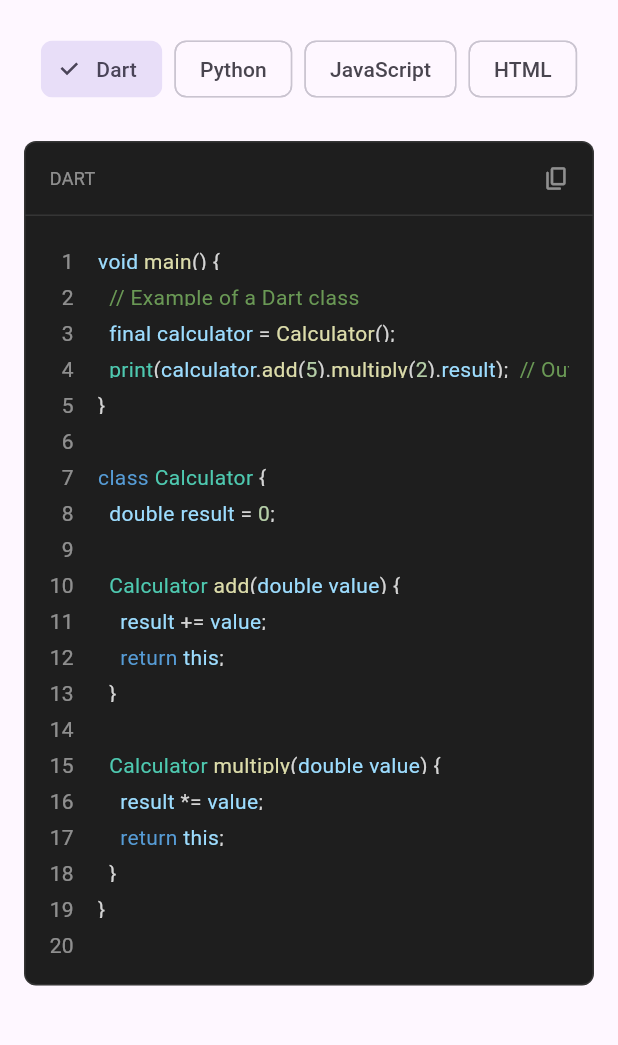
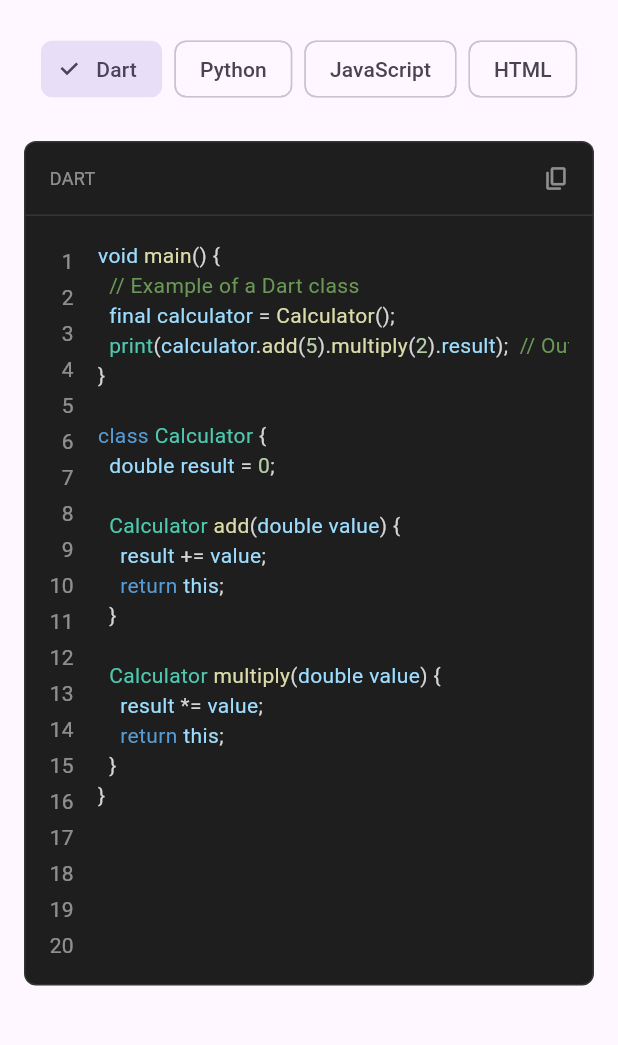
Before and after one commit to wqjuser/universal_code_viewer, a Flutter app: the screen it shows after launch, on a phone screen of 412 x 824 dp, the part 63-1108 px from its top. Run offline on Flutter 3.47's test engine with Material 3 defaults, Android fonts, the phone set to English and light mode, and no system bars; our stand-ins replace plugin_platform_interface, string_scanner, web.

Commit message:
refactor(lib): 重构 UniversalCodeViewer 组件
- 拆分 _buildHighlightedLine 方法，创建新的 _buildHeader、_buildLineNumbers 和 _buildCodeContent 方法- 优化代码结构，提高可读性和可维护性
- 使用 SelectableText.rich 组件包装所有代码内容，提升用户体验

````diff
--- a/lib/src/universal_code_viewer.dart
+++ b/lib/src/universal_code_viewer.dart
@@ -15,150 +15,15 @@ import 'package:flutter/services.dart';
 import 'package:universal_code_viewer/universal_code_viewer.dart';
 import 'package:flutter/material.dart';
 
-/// A customizable code viewer widget that supports syntax highlighting for multiple programming languages.
-///
-/// The [UniversalCodeViewer] widget provides a rich code viewing experience with features like
-/// syntax highlighting, line numbers, copy functionality, and customizable themes.
-///
-/// Example usage:
-/// ```dart
-/// UniversalCodeViewer(
-///   code: '''
-///   void main() {
-///     print("Hello, World!");
-///   }
-///   ''',
-///   style: SyntaxHighlighterStyles.vscodeDark,
-///   showLineNumbers: true,
-///   enableCopy: true,
-/// )
-/// ```
 class UniversalCodeViewer extends StatelessWidget {
-  /// The source code to be displayed and highlighted.
-  ///
-  /// This parameter accepts any string containing valid source code. The widget will
-  /// automatically detect the programming language and apply appropriate syntax highlighting.
-  ///
-  /// Example:
-  /// ```dart
-  /// final code = '''
-  /// function greet(name) {
-  ///   console.log(`Hello, ${name}!`);
-  /// }
-  /// ''';
-  /// ```
   final String code;
-
-  /// The syntax highlighting style to be applied to the code.
-  ///
-  /// This defines the color scheme and text styles for different code elements
-  /// like keywords, strings, comments, etc. You can use predefined styles from
-  /// [SyntaxHighlighterStyles] or create custom ones.
-  ///
-  /// Built-in styles include:
-  /// - [SyntaxHighlighterStyles.vscodeDark]
-  /// - [SyntaxHighlighterStyles.vscodeLight]
-  /// - [SyntaxHighlighterStyles.githubDark]
-  /// - [SyntaxHighlighterStyles.githubLight]
-  /// - And more...
-  ///
-  /// Example:
-  /// ```dart
-  /// style: SyntaxHighlighterStyles.vscodeDark
-  /// ```
   final SyntaxStyle style;
-
-  /// Whether to show line numbers on the left side of the code.
-  ///
-  /// When true, displays line numbers starting from 1 for each line of code.
-  /// Line numbers are styled with a slightly transparent color based on the theme.
-  ///
-  /// Defaults to `true`.
-  ///
-  /// Example:
-  /// ```dart
-  /// showLineNumbers: true  // Shows: 1, 2, 3, ...
-  /// ```
   final bool showLineNumbers;
-
-  /// Whether to show a copy button that allows users to copy the code to clipboard.
-  ///
-  /// When true, displays a copy icon button in the header that, when pressed,
-  /// copies the entire code to the system clipboard and shows a confirmation snackbar.
-  ///
-  /// Defaults to `true`.
-  ///
-  /// Example:
-  /// ```dart
-  /// enableCopy: true  // Shows copy button
-  /// ```
   final bool enableCopy;
-
-  /// Whether to show the detected programming language label in the header.
-  ///
-  /// When true, displays the automatically detected language (or provided custom language)
-  /// in the header section of the widget.
-  ///
-  /// Defaults to `true`.
-  ///
-  /// Example:
-  /// ```dart
-  /// isCodeLanguageView: true  // Shows "JAVASCRIPT", "PYTHON", etc.
-  /// ```
   final bool isCodeLanguageView;
-
-  /// Optional custom language label to display instead of the auto-detected one.
-  ///
-  /// When provided, this string will be displayed in the header instead of
-  /// the automatically detected programming language.
-  ///
-  /// Example:
-  /// ```dart
-  /// codeLanguage: "TypeScript"  // Forces "TYPESCRIPT" label
-  /// ```
   final String? codeLanguage;
-
-  /// Custom padding for the code content area.
-  ///
-  /// Allows customizing the padding around the code content. If not provided,
-  /// defaults to `EdgeInsets.all(16)`.
-  ///
-  /// Example:
-  /// ```dart
-  /// padding: EdgeInsets.symmetric(horizontal: 24, vertical: 16)
-  /// ```
   final EdgeInsetsGeometry? padding;
-
-  /// Custom widget to replace the default copy button.
-  ///
-  /// When provided, this widget will be used instead of the default copy icon button.
-  /// The custom widget should handle the copy functionality internally.
-  ///
-  /// Example:
-  /// ```dart
-  /// copyWidget: TextButton(
-  ///   onPressed: () => Clipboard.setData(ClipboardData(text: code)),
-  ///   child: Text('Copy Code'),
-  /// )
-  /// ```
   final Widget? copyWidget;
-
-  /// Creates a UniversalCodeViewer widget.
-  ///
-  /// The [code] and [style] parameters are required. All other parameters are optional
-  /// and have sensible defaults.
-  ///
-  /// Example:
-  /// ```dart
-  /// UniversalCodeViewer(
-  ///   code: 'print("Hello, World!")',
-  ///   style: SyntaxHighlighterStyles.vscodeDark,
-  ///   showLineNumbers: true,
-  ///   enableCopy: true,
-  ///   isCodeLanguageView: true,
-  ///   padding: EdgeInsets.all(16),
-  /// )
-  /// ```
 
   const UniversalCodeViewer({
     super.key,
@@ -189,7 +54,30 @@ class UniversalCodeViewer extends StatelessWidget {
       child: Column(
         crossAxisAlignment: CrossAxisAlignment.start,
         children: [
-          Container(
+          _buildHeader(context, highlighter),
+          Padding(
+            padding: effectivePadding,
+            child: Row(
+              crossAxisAlignment: CrossAxisAlignment.start,
+              children: [
+                if (showLineNumbers) _buildLineNumbers(lines),
+                Expanded(
+                  child: SingleChildScrollView(
+                    scrollDirection: Axis.horizontal,
+                    physics: const AlwaysScrollableScrollPhysics(),
+                    child: _buildCodeContent(highlighter, lines),
+                  ),
+                ),
+              ],
+            ),
+          ),
+        ],
+      ),
+    );
+  }
+
+  Widget _buildHeader(BuildContext context, UniversalSyntaxHighlighter highlighter) {
+    return Container(
       decoration: BoxDecoration(
         border: Border(
           bottom: BorderSide(
@@ -201,12 +89,10 @@ class UniversalCodeViewer extends StatelessWidget {
         mainAxisAlignment: MainAxisAlignment.spaceBetween,
         children: [
           Padding(
-                  padding:
-                      const EdgeInsets.only(left: 16.0, top: 8.0, bottom: 8.0),
+            padding: const EdgeInsets.only(left: 16.0, top: 8.0, bottom: 8.0),
             child: isCodeLanguageView
                 ? Text(
-                          codeLanguage ??
-                              highlighter.detectedLanguage.toUpperCase(),
+                    codeLanguage ?? highlighter.detectedLanguage.toUpperCase(),
                     style: style.baseStyle.copyWith(
                       color: style.baseStyle.color?.withOpacity(0.5),
                       fontSize: 12,
@@ -228,21 +114,19 @@ class UniversalCodeViewer extends StatelessWidget {
           ]
         ],
       ),
-          ),
-          Padding(
-            padding: effectivePadding,
-            child: Row(
-              crossAxisAlignment: CrossAxisAlignment.start,
-              children: [
-                if (showLineNumbers)
-                  Padding(
+    );
+  }
+
+  Widget _buildLineNumbers(List<String> lines) {
+    return Padding(
       padding: const EdgeInsets.only(right: 16),
       child: Column(
         crossAxisAlignment: CrossAxisAlignment.end,
         children: List.generate(
           lines.length,
-                        (index) => Container(
+          (index) => SizedBox(
             height: 24,
+            child: Padding(
               padding: const EdgeInsets.symmetric(vertical: 4),
               child: Text(
                 '${index + 1}',
@@ -254,59 +138,66 @@ class UniversalCodeViewer extends StatelessWidget {
           ),
         ),
       ),
-                Expanded(
-                  child: SingleChildScrollView(
-                    scrollDirection: Axis.horizontal,
-                    physics: const AlwaysScrollableScrollPhysics(),
-                    child: Column(
-                      crossAxisAlignment: CrossAxisAlignment.start,
-                      children: List.generate(
-                        lines.length,
-                        (index) => Container(
-                          height: 24,
-                          padding: const EdgeInsets.symmetric(vertical: 4),
-                          child: _buildHighlightedLine(
-                            lines[index],
-                            highlighter,
-                            index,
-                            lines,
-                          ),
-                        ),
-                      ),
-                    ),
-                  ),
-                ),
-              ],
-            ),
-          ),
-        ],
-      ),
     );
   }
 
-  Widget _buildHighlightedLine(
+  Widget _buildCodeContent(UniversalSyntaxHighlighter highlighter, List<String> lines) {
+    // 创建一个包含所有代码的富文本
+    final List<TextSpan> allCodeSpans = [];
+    int currentPosition = 0;
+
+    for (int i = 0; i < lines.length; i++) {
+      final line = lines[i];
+      final lineSpans = _getLineSpans(
+        line,
+        highlighter,
+        currentPosition,
+        lines,
+        i,
+      );
+
+      allCodeSpans.addAll(lineSpans);
+
+      // 添加换行符，除了最后一行
+      if (i < lines.length - 1) {
+        allCodeSpans.add(TextSpan(
+          text: '\n',
+          style: style.baseStyle,
+        ));
+      }
+
+      currentPosition += line.length + (i < lines.length - 1 ? 1 : 0);
+    }
+
+    // 使用SelectableText.rich包装所有内容
+    return SelectableText.rich(
+      TextSpan(children: allCodeSpans),
+      style: style.baseStyle,
+    );
+  }
+
+  List<TextSpan> _getLineSpans(
     String line,
     UniversalSyntaxHighlighter highlighter,
+    int lineStart,
+    List<String> allLines,
     int lineIndex,
-    List<String> allLines,
   ) {
     final List<TextSpan> spans = [];
-    final int lineStart = allLines.take(lineIndex).join('\n').length +
-        (lineIndex > 0 ? 1 : 0); // Account for newline characters
     final int lineEnd = lineStart + line.length;
 
-    // Get spans that intersect with this line
+    // 获取与该行相交的spans
     final lineSpans = highlighter.spans
         .where((span) => span.start < lineEnd && span.end > lineStart);
 
     int currentPosition = 0;
 
     for (var span in lineSpans) {
-      // Convert global positions to line positions
+      // 转换为行内位置
       final spanStartInLine = (span.start - lineStart).clamp(0, line.length);
       final spanEndInLine = (span.end - lineStart).clamp(0, line.length);
 
-      // Add unstyled text before the span
+      // 添加未样式化的文本
       if (currentPosition < spanStartInLine) {
         spans.add(TextSpan(
           text: line.substring(currentPosition, spanStartInLine),
@@ -314,7 +205,7 @@ class UniversalCodeViewer extends StatelessWidget {
         ));
       }
 
-      // Add the styled span
+      // 添加样式化的span
       if (spanStartInLine < spanEndInLine) {
         spans.add(TextSpan(
           text: line.substring(spanStartInLine, spanEndInLine),
@@ -325,7 +216,7 @@ class UniversalCodeViewer extends StatelessWidget {
       currentPosition = spanEndInLine;
     }
 
-    // Add any remaining unstyled text
+    // 添加剩余的未样式化文本
     if (currentPosition < line.length) {
       spans.add(TextSpan(
         text: line.substring(currentPosition),
@@ -333,10 +224,7 @@ class UniversalCodeViewer extends StatelessWidget {
       ));
     }
 
-    return SelectableText.rich(
-      TextSpan(children: spans),
-      key: ValueKey('line-$lineIndex'), // Add key for better performance
-    );
+    return spans;
   }
 
   TextStyle _getStyleForType(String type) {
````
Also changed, not shown: example/pubspec.lock. Lines whose indentation alone changed are shown as unchanged.
